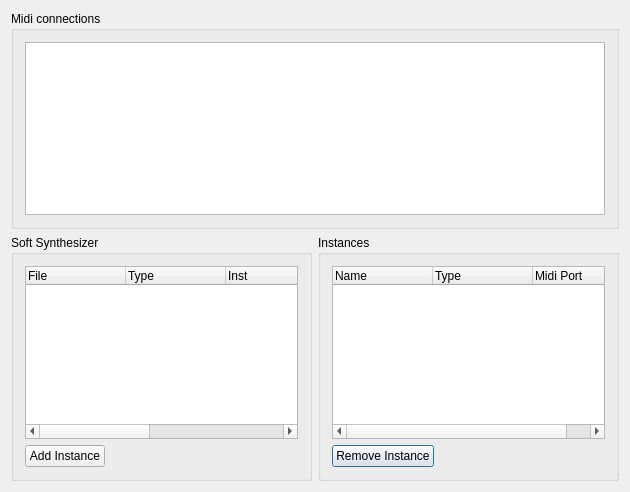
The window that muse/widgets/synthconfigbase.ui (nengxu/lmuse) describes before a commit, drawn with Qt 5.
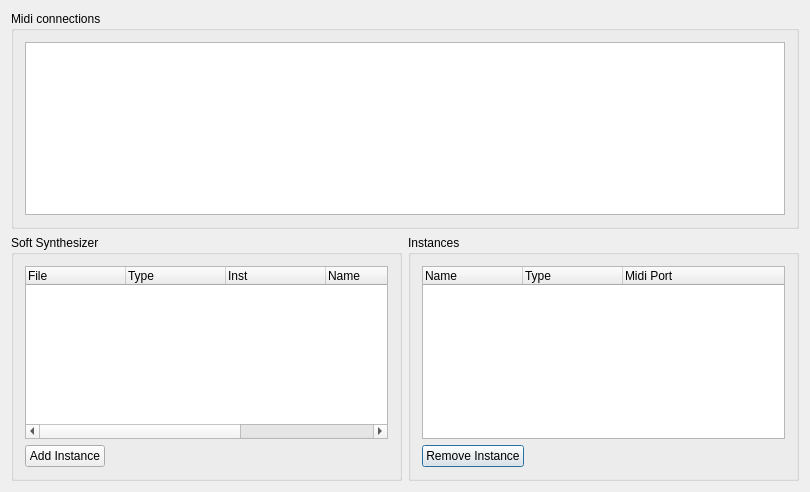
The same window after the commit.

Commit message: Changed name of midi config window and made wider as requested by G.B.

Patch:
```diff
--- a/muse/widgets/synthconfigbase.ui
+++ b/muse/widgets/synthconfigbase.ui
@@ -6,7 +6,7 @@
    <rect>
     <x>0</x>
     <y>0</y>
-    <width>630</width>
+    <width>810</width>
     <height>492</height>
    </rect>
   </property>
```
Left out of the diff: 2 changed lines with no effect on the pictures.
